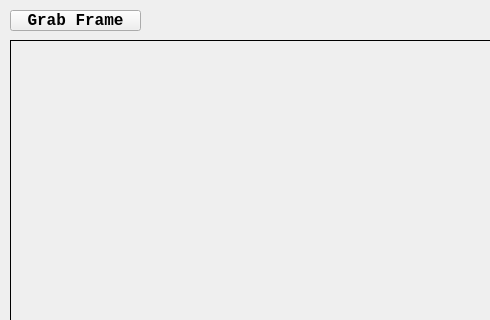
aja-video/colorbox-demos, file cpp-qt/FrameGrab/dialog.ui: the form before one commit; both pictures show x 0 to 490 and y 0 to 320 of the 1270 by 623 pixel window.
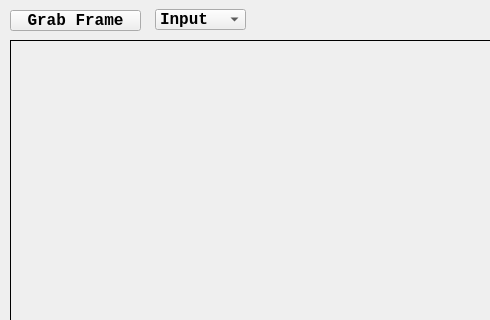
The form after the commit.

Commit message: add INPUT vs OUTPUT choice to frame grab.

```diff
--- a/cpp-qt/FrameGrab/dialog.ui
+++ b/cpp-qt/FrameGrab/dialog.ui
@@ -61,8 +61,8 @@
   <widget class="QLabel" name="transferTimeLabel">
    <property name="geometry">
     <rect>
-     <x>150</x>
-     <y>13</y>
+     <x>270</x>
+     <y>10</y>
      <width>81</width>
      <height>16</height>
     </rect>
@@ -193,6 +193,33 @@
     <string/>
    </property>
   </widget>
+  <widget class="QComboBox" name="previewComboBox">
+   <property name="geometry">
+    <rect>
+     <x>155</x>
+     <y>9</y>
+     <width>91</width>
+     <height>21</height>
+    </rect>
+   </property>
+   <property name="font">
+    <font>
+     <family>Lucida Console</family>
+     <pointsize>12</pointsize>
+     <bold>true</bold>
+    </font>
+   </property>
+   <item>
+    <property name="text">
+     <string>Input</string>
+    </property>
+   </item>
+   <item>
+    <property name="text">
+     <string>Output</string>
+    </property>
+   </item>
+  </widget>
  </widget>
  <resources/>
  <connections/>
```
The commit also changes 1 other file.
